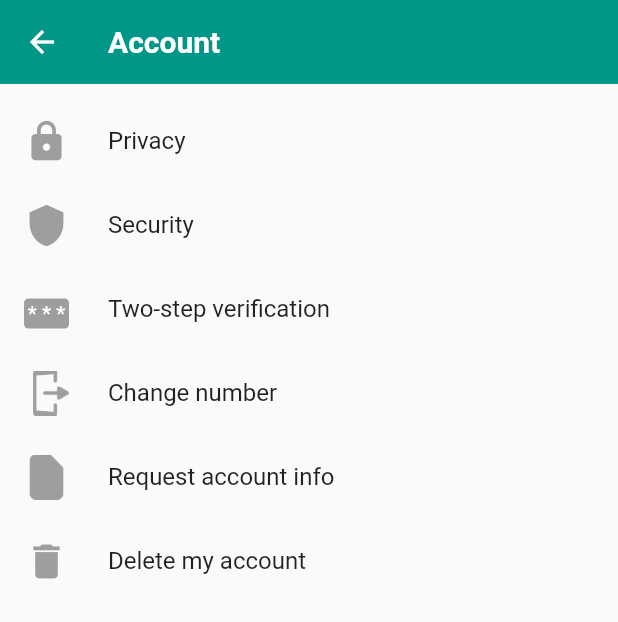
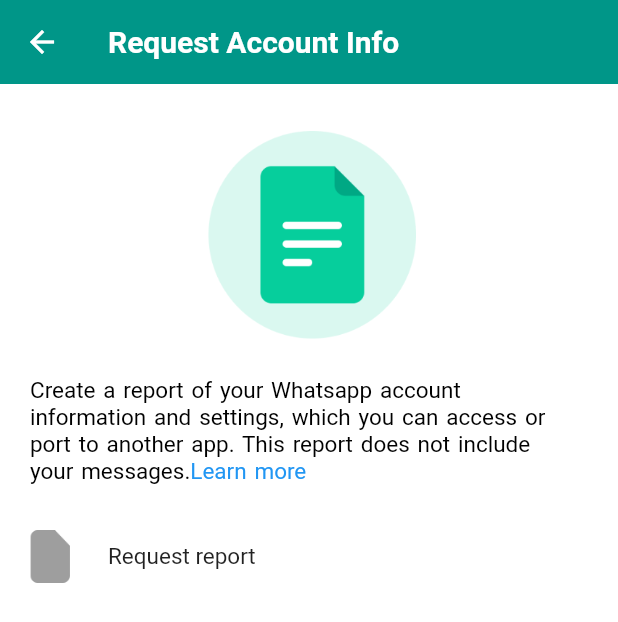
Before and after one commit to Iamdheeraj22/whatsapp_clone, a Flutter app: the ProfileAccountPage screen opened directly, after a tap on "Request account info", on a phone screen of 412 x 824 dp. Shown: the top 622 px of the screen. Run offline on Flutter 3.47's test engine with Material 2 defaults, Android fonts, the phone set to English and light mode, and no system bars; our stand-ins replace auto_size_text, camera, emoji_picker_flutter, photo_view, video_player.

Commit message:
Complete RequestAccount Information page designing

```diff
--- a/lib/Screens/ProfileSetting/account/PrivacyPages/profile_account_page.dart
+++ b/lib/Screens/ProfileSetting/account/PrivacyPages/profile_account_page.dart
@@ -1,6 +1,7 @@
 import 'package:flutter/material.dart';
 import 'package:whatsapp_clone/CustomUI/CustomUI.dart';
 import 'package:whatsapp_clone/Screens/ProfileSetting/account/PrivacyPages/PrivacySettingPage.dart';
+import 'package:whatsapp_clone/Screens/ProfileSetting/account/RequestAccountInfo.dart';
 import 'package:whatsapp_clone/Screens/ProfileSetting/account/SecurityPage.dart';
 
 class ProfileAccountPage extends StatefulWidget {
@@ -84,7 +85,12 @@ class _ProfileState extends State<ProfileAccountPage> {
             title: const Text("Change number"),
           ),
           ListTile(
-            onTap: () {},
+            onTap: () {
+              Navigator.push(
+                  context,
+                  MaterialPageRoute(
+                      builder: (builder) => RequestAccountInfo()));
+            },
             leading: Image.asset(
               "assets/excel.png",
               height: 30,
--- /dev/null
+++ b/lib/Screens/ProfileSetting/account/RequestAccountInfo.dart
@@ -0,0 +1,95 @@
+import 'package:flutter/material.dart';
+import 'package:whatsapp_clone/CustomUI/CustomUI.dart';
+import 'package:whatsapp_clone/Util/Constants.dart';
+
+class RequestAccountInfo extends StatefulWidget {
+  RequestAccountInfo({Key? key}) : super(key: key);
+
+  @override
+  State<RequestAccountInfo> createState() => _RequestAccountInfoState();
+}
+
+class _RequestAccountInfoState extends State<RequestAccountInfo> {
+  @override
+  Widget build(BuildContext context) {
+    return Scaffold(
+      backgroundColor: Colors.white,
+      appBar: AppBar(
+        backgroundColor: Colors.teal,
+        elevation: 0,
+        automaticallyImplyLeading: true,
+        title: const Text(
+          "Request Account Info",
+          style: TextStyle(fontSize: 20, fontWeight: FontWeight.bold),
+        ),
+      ),
+      body: Container(
+        child: Column(
+          children: [
+            customBox(height: 25),
+            Image.asset(
+              "assets/request.png",
+              height: 150,
+              width: 150,
+            ),
+            customBox(height: 20),
+            Padding(
+              padding: const EdgeInsets.only(left: 20, right: 30),
+              child: RichText(
+                  text: const TextSpan(
+                text: requestTitle,
+                style: TextStyle(
+                    fontSize: 15,
+                    color: Color.fromARGB(255, 0, 0, 0),
+                    wordSpacing: 1.5),
+                children: <TextSpan>[
+                  TextSpan(
+                      text: 'Learn more', style: TextStyle(color: Colors.blue)),
+                ],
+              )),
+            ),
+            customBox(height: 20),
+            ListTile(
+              onTap: () {
+                showProgresIndicator();
+              },
+              leading: Image.asset(
+                "assets/excel.png",
+                height: 35,
+                width: 35,
+                color: Colors.grey,
+              ),
+              title: const Text(
+                "Request report",
+                style: TextStyle(fontSize: 15),
+              ),
+            )
+          ],
+        ),
+      ),
+    );
+  }
+
+  showProgresIndicator() {
+    showDialog(
+        context: context,
+        builder: (builder) {
+          return Dialog(
+            child: Container(
+                margin: EdgeInsets.all(20),
+                child: Row(
+                  children: [
+                    const CircularProgressIndicator(
+                      color: Colors.teal,
+                    ),
+                    customBox(width: 25),
+                    const Text(
+                      "Please wait..",
+                      style: TextStyle(fontSize: 15),
+                    )
+                  ],
+                )),
+          );
+        });
+  }
+}
--- a/lib/Util/Constants.dart
+++ b/lib/Util/Constants.dart
@@ -8,3 +8,5 @@ const securityTitle1 =
     "Messages and calls in end-to-end encrypted chats stay between you and the people you choose. Not even Whatsapp can read or listen to them.";
 const securityTitle2 =
     "Get notified when your security code changes for a contact's phone in an end-to-end encrypted chat. If you have multiple devices, then setting must be enabled on each device where you want to get notifications.";
+
+const requestTitle = "Create a report of your Whatsapp account information and settings, which you can access or port to another app. This report does not include your messages.";
```
Also changed, not shown: assets/request.png (added).
